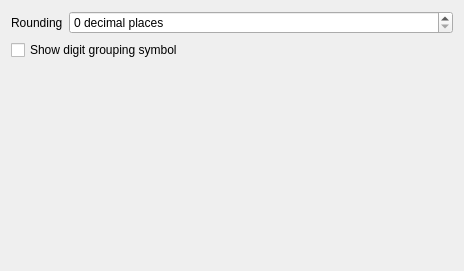
Qt form plugins/calcy/dlg.ui (Chronial/launchy) before a commit.
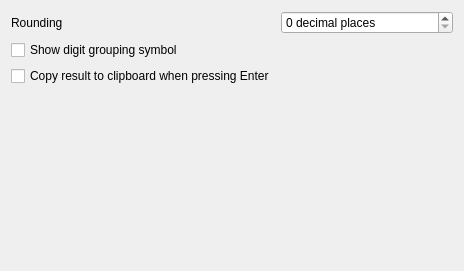
The same form after that commit.

Commit message: Added copy to clipboard option

Patch:
```diff
--- a/plugins/calcy/dlg.ui
+++ b/plugins/calcy/dlg.ui
@@ -43,6 +43,13 @@
        </property>
       </widget>
      </item>
+     <item row="2" column="0">
+      <widget class="QCheckBox" name="chkCopyToClipboard">
+       <property name="text">
+        <string>Copy result to clipboard when pressing Enter</string>
+       </property>
+      </widget>
+     </item>
     </layout>
    </item>
   </layout>
```
The commit also changes 3 other files.
